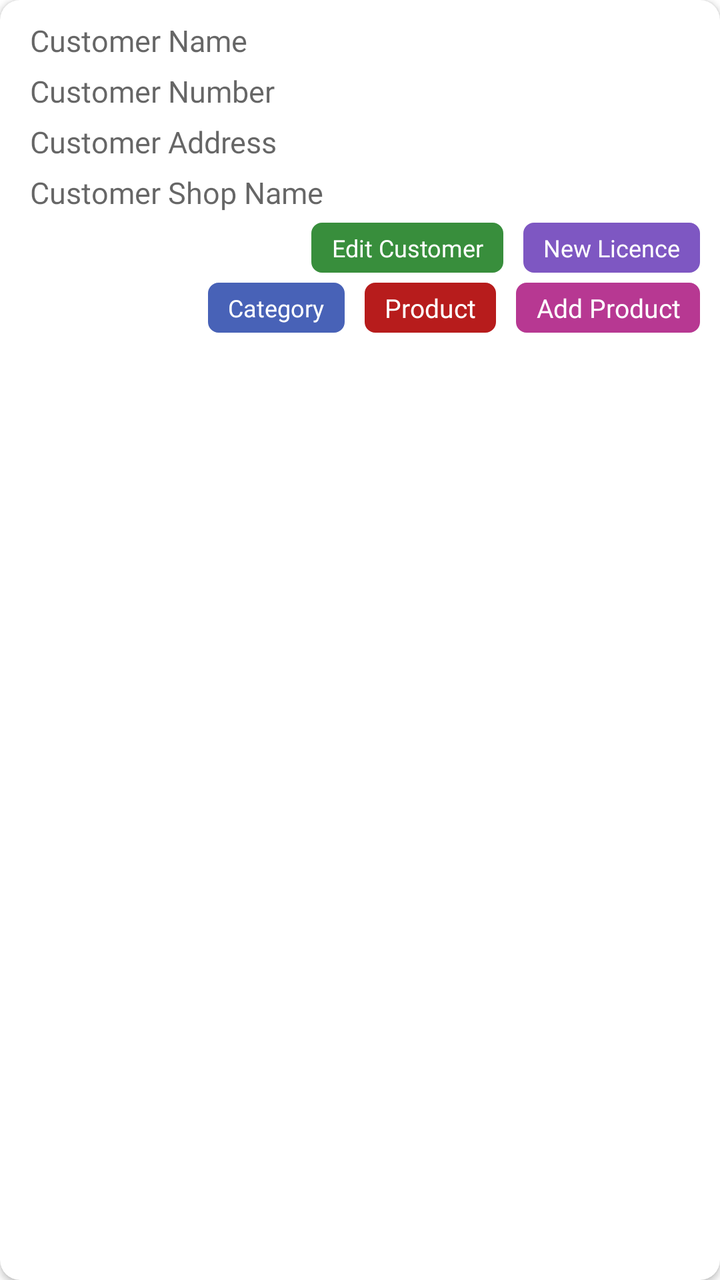
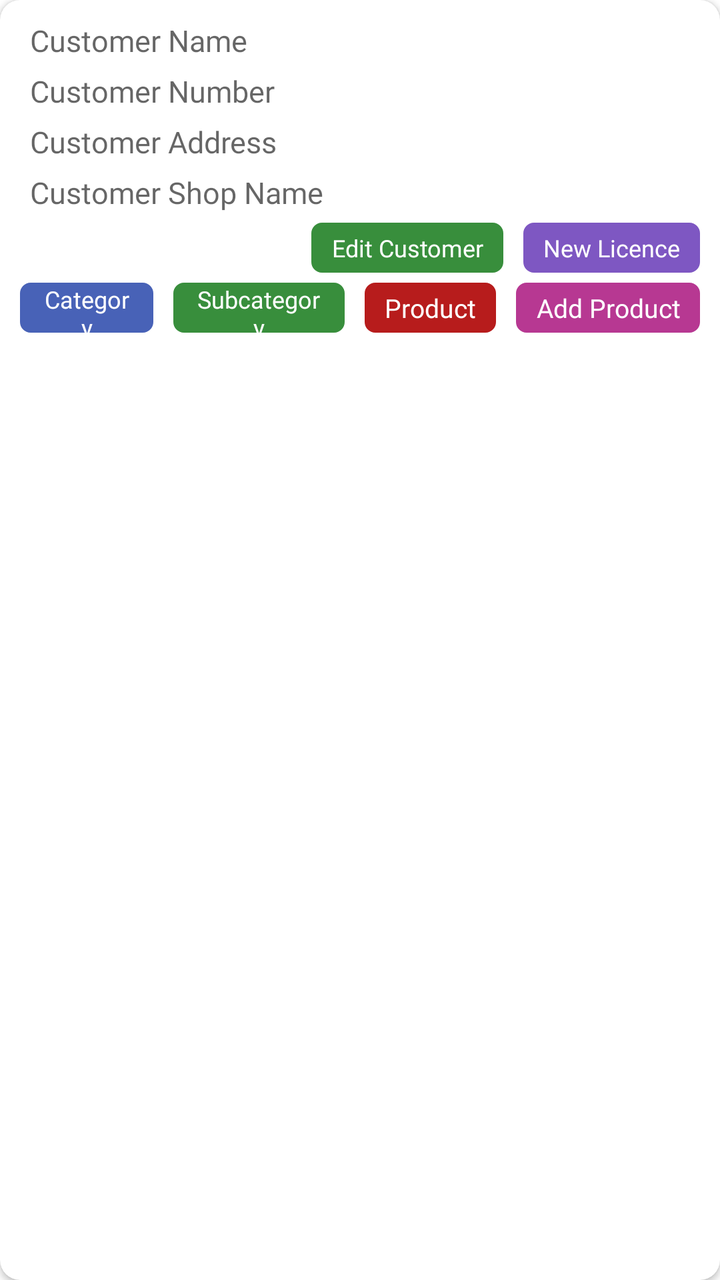

Two renders of the same Android screen: before a commit and after it. Below are the layout's source before the change and the commit's diff.
<!-- AndroidManifest.xml: application theme AppTheme -->
<!-- res/layout/customer_list.xml -->
<?xml version="1.0" encoding="utf-8"?>
<androidx.cardview.widget.CardView xmlns:android="http://schemas.android.com/apk/res/android"
    xmlns:app="http://schemas.android.com/apk/res-auto"
    android:id="@+id/cardView"
    android:layout_width="match_parent"
    android:layout_height="wrap_content"
    android:layout_margin="10dp"
    android:elevation="7dp"
    app:cardCornerRadius="10dp"
    app:cardMaxElevation="7dp">

    <LinearLayout
        android:layout_width="match_parent"
        android:layout_height="wrap_content"
        android:orientation="vertical"
        android:padding="5dp">

        <TextView
            android:id="@+id/customerName"
            android:layout_width="wrap_content"
            android:layout_height="wrap_content"
            android:layout_gravity="center|start"
            android:layout_marginTop="5dp"
            android:fontFamily="@font/poppinsregular"
            android:gravity="center|start"
            android:hint="Customer Name"
            android:paddingStart="10dp"
            android:paddingEnd="10dp"
            android:textColor="@color/black"
            android:textSize="15sp" />

        <TextView
            android:id="@+id/customerNumber"
            android:layout_width="wrap_content"
            android:layout_height="wrap_content"
            android:layout_gravity="center|start"
            android:layout_marginTop="5dp"
            android:autoLink="phone"
            android:fontFamily="@font/poppinsregular"
            android:gravity="center|start"
            android:hint="Customer Number"
            android:paddingStart="10dp"
            android:paddingEnd="10dp"
            android:textColor="@color/black"
            android:textSize="15sp" />

        <TextView
            android:id="@+id/customerAddress"
            android:layout_width="wrap_content"
            android:layout_height="wrap_content"
            android:layout_gravity="center|start"
            android:layout_marginTop="5dp"
            android:autoLink="map"
            android:fontFamily="@font/poppinsregular"
            android:gravity="center|start"
            android:hint="Customer Address"
            android:paddingStart="10dp"
            android:paddingEnd="10dp"
            android:textColor="@color/black"
            android:textSize="15sp" />

        <TextView
            android:id="@+id/customerShopName"
            android:layout_width="wrap_content"
            android:layout_height="wrap_content"
            android:layout_gravity="center|start"
            android:layout_marginTop="5dp"
            android:fontFamily="@font/poppinsregular"
            android:gravity="center|start"
            android:hint="Customer Shop Name"
            android:paddingStart="10dp"
            android:paddingEnd="10dp"
            android:textColor="@color/black"
            android:textSize="15sp" />

        <LinearLayout
            android:layout_width="wrap_content"
            android:layout_height="wrap_content"
            android:layout_gravity="center|end"
            android:layout_marginTop="5dp"
            android:layout_marginBottom="5dp"
            android:gravity="center"
            android:orientation="horizontal">

            <TextView
                android:id="@+id/editCustomer"
                android:layout_width="wrap_content"
                android:layout_height="25dp"
                android:layout_gravity="center"
                android:layout_marginStart="5dp"
                android:layout_marginEnd="5dp"
                android:layout_weight="1"
                android:background="@drawable/button_rounded_border"
                android:backgroundTint="@color/green_700"
                android:fontFamily="@font/poppinsregular"
                android:gravity="center"
                android:paddingStart="10dp"
                android:paddingEnd="10dp"
                android:text="Edit Customer"
                android:textColor="@color/white"
                android:textSize="12sp" />

            <TextView
                android:id="@+id/newLicenceRegistration"
                android:layout_width="wrap_content"
                android:layout_height="25dp"
                android:layout_gravity="center"
                android:layout_marginStart="5dp"
                android:layout_marginEnd="5dp"
                android:layout_weight="1"
                android:background="@drawable/button_rounded_border"
                android:backgroundTint="@color/deep_purple_400"
                android:fontFamily="@font/poppinsregular"
                android:gravity="center"
                android:paddingStart="10dp"
                android:paddingEnd="10dp"
                android:text="New Licence"
                android:textColor="@color/white"
                android:textSize="12sp" />

        </LinearLayout>

        <LinearLayout
            android:layout_width="wrap_content"
            android:layout_height="wrap_content"
            android:layout_gravity="center|end"
            android:layout_weight="1"
            android:gravity="center"
            android:orientation="horizontal">

            <TextView
                android:id="@+id/category"
                android:layout_width="wrap_content"
                android:layout_height="25dp"
                android:layout_gravity="center"
                android:layout_marginStart="5dp"
                android:layout_marginEnd="5dp"
                android:layout_weight="1"
                android:background="@drawable/button_rounded_border"
                android:backgroundTint="@color/colorPrimary"
                android:fontFamily="@font/poppinsregular"
                android:gravity="center"
                android:paddingStart="10dp"
                android:paddingEnd="10dp"
                android:text="@string/category"
                android:textColor="@color/white"
                android:textSize="12sp" />

            <TextView
                android:id="@+id/product"
                android:layout_width="wrap_content"
                android:layout_height="25dp"
                android:layout_gravity="center"
                android:layout_marginStart="5dp"
                android:layout_marginEnd="5dp"
                android:background="@drawable/button_rounded_border"
                android:backgroundTint="@color/red_900"
                android:fontFamily="@font/poppinsregular"
                android:gravity="center"
                android:paddingStart="10dp"
                android:paddingEnd="10dp"
                android:text="@string/product"
                android:textColor="@color/white"
                android:textSize="13sp" />

            <TextView
                android:id="@+id/addProduct"
                android:layout_width="wrap_content"
                android:layout_height="25dp"
                android:layout_gravity="center|end"
                android:layout_marginStart="5dp"
                android:layout_marginEnd="5dp"
                android:background="@drawable/button_rounded_border"
                android:backgroundTint="@color/colorItem1Tint"
                android:fontFamily="@font/poppinsregular"
                android:gravity="center"
                android:paddingStart="10dp"
                android:paddingEnd="10dp"
                android:text="Add Product"
                android:textColor="@color/white"
                android:textSize="13sp" />

        </LinearLayout>

    </LinearLayout>

</androidx.cardview.widget.CardView>
<!-- resources referenced by this layout -->
<resources>
  <color name="black">#000</color>
  <color name="colorItem1Tint">#B73892</color>
  <color name="colorPrimary">#4862b7</color>
  <color name="deep_purple_400">#7E57C2</color>
  <color name="green_700">#388E3C</color>
  <color name="red_900">#B71C1C</color>
  <color name="white">#fff</color>
  <!-- drawable button_rounded_border (drawable) -->
  <?xml version="1.0" encoding="utf-8"?>
  <shape xmlns:android="http://schemas.android.com/apk/res/android">
      <stroke
          android:width="0.7dp"
          android:color="@color/light_black" />
      <corners android:radius="5dp" />
  </shape>
  <string name="category">Category</string>
  <string name="product">Product</string>
  <style name="AppTheme" parent="Theme.MaterialComponents.DayNight.NoActionBar">
          
          <item name="colorPrimary">@color/colorPrimary</item>
          <item name="colorPrimaryDark">@color/colorPrimary</item>
          <item name="colorAccent">@color/colorAccent</item>
          <item name="android:windowIsTranslucent">true</item>
          <item name="windowNoTitle">true</item>
          <item name="windowActionBar">false</item>
  
      </style>
  <color name="light_black">#4a4a4a</color>
  <color name="colorAccent">#000</color>
</resources>

<!-- the commit's change to res/layout/customer_list.xml (unified diff, before → after) -->
@@ -147,6 +147,24 @@
                 android:textSize="12sp" />
 
             <TextView
+                android:id="@+id/subcategory"
+                android:layout_width="wrap_content"
+                android:layout_height="25dp"
+                android:layout_gravity="center"
+                android:layout_marginStart="5dp"
+                android:layout_marginEnd="5dp"
+                android:layout_weight="1"
+                android:background="@drawable/button_rounded_border"
+                android:backgroundTint="@color/green_700"
+                android:fontFamily="@font/poppinsregular"
+                android:gravity="center"
+                android:paddingStart="10dp"
+                android:paddingEnd="10dp"
+                android:text="@string/subcategory"
+                android:textColor="@color/white"
+                android:textSize="12sp" />
+
+            <TextView
                 android:id="@+id/product"
                 android:layout_width="wrap_content"
                 android:layout_height="25dp"
<!-- resource entries referenced after the edit -->
@@ -17,6 +17,7 @@
   </shape>
   <string name="category">Category</string>
   <string name="product">Product</string>
+  <string name="subcategory">Subcategory</string>
   <style name="AppTheme" parent="Theme.MaterialComponents.DayNight.NoActionBar">
           
           <item name="colorPrimary">@color/colorPrimary</item>
